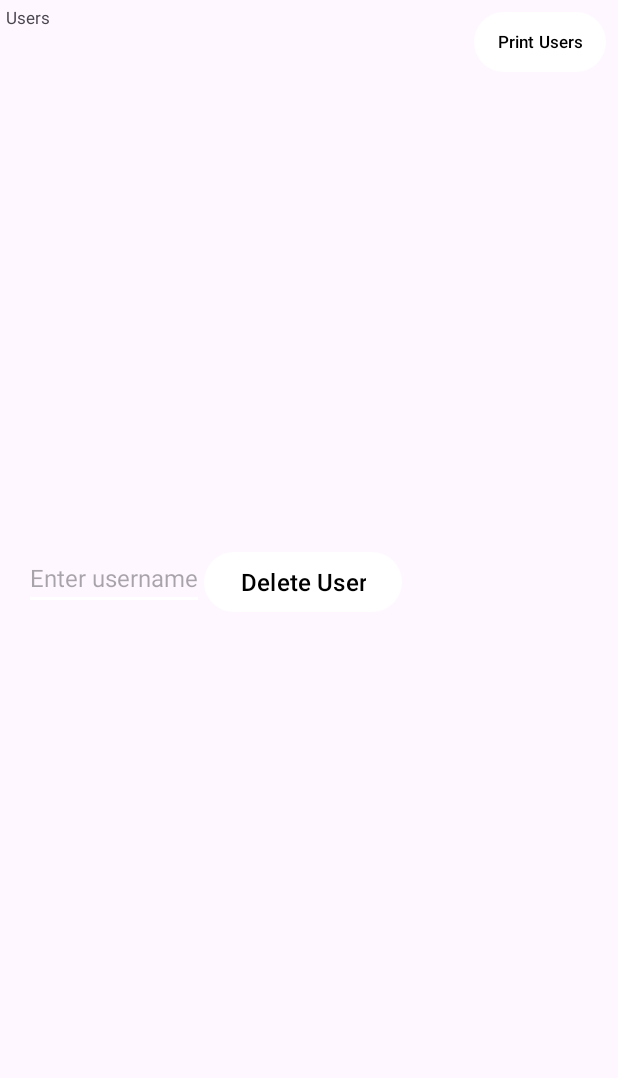
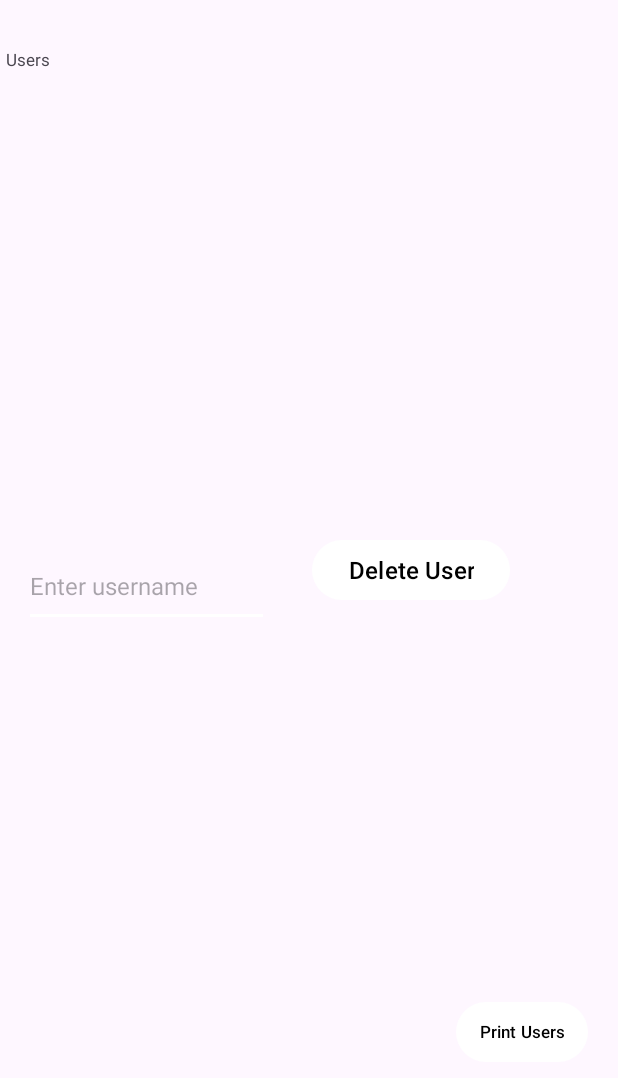
Before and after one commit to w-augustin/Signify, an Android app built with Jetpack Compose: the layout debug.xml on its own in the app's theme, with its tools: preview values and no code run, on a phone screen of 412 x 824 dp. Shown: the top 1078 px of the screen. Run offline under Robolectric (Android 15) with nearby library versions, the phone set to English and light mode, and no system bars.

Commit message:
debug page functions, SM

```diff
--- a/app/src/main/AndroidManifest.xml
+++ b/app/src/main/AndroidManifest.xml
@@ -20,6 +20,7 @@
         android:supportsRtl="true"
         android:theme="@style/Theme.SignifyBasic"
         tools:targetApi="31">
+        <activity android:name=".debug.DebugActivity"/>
         <activity
             android:name=".selecting_game"
             android:exported="false" />
@@ -52,12 +53,14 @@
         <activity
             android:name=".features.auth.MainActivity"
             android:exported="true">
+
             <intent-filter>
                 <action android:name="android.intent.action.MAIN" />
 
                 <category android:name="android.intent.category.LAUNCHER" />
             </intent-filter>
         </activity>
+
     </application>
 
 </manifest>
--- a/app/src/main/java/com/example/signifybasic/database/DBHelper.kt
+++ b/app/src/main/java/com/example/signifybasic/database/DBHelper.kt
@@ -14,7 +14,7 @@ class DBHelper(context: Context) : SQLiteOpenHelper(context, DATABASE_NAME, null
 
     companion object {
         private const val DATABASE_NAME = "SignifyDB"
-        private const val DATABASE_VERSION = 4  // Incremented to account for new tables
+        private const val DATABASE_VERSION = 1  // Incremented to account for new tables
 
         // User Images Table
         private const val TABLE_USER_IMAGES = "userImages"
--- a/app/src/main/java/com/example/signifybasic/debug/DebugActivity.kt
+++ b/app/src/main/java/com/example/signifybasic/debug/DebugActivity.kt
@@ -22,6 +22,7 @@ class DebugActivity : AppCompatActivity() {
         setContentView(R.layout.debug)
 
         dbHelper = DBHelper(this)
+
         printUsersButton = findViewById(R.id.print_users_button)
         deleteUserButton = findViewById(R.id.delete_user_button)
         usernameInput = findViewById(R.id.username_input)
--- a/app/src/main/java/com/example/signifybasic/features/auth/MainActivity.kt
+++ b/app/src/main/java/com/example/signifybasic/features/auth/MainActivity.kt
@@ -11,7 +11,9 @@ import androidx.core.view.ViewCompat
 import androidx.core.view.WindowInsetsCompat
 import com.example.signifybasic.R
 import com.example.signifybasic.database.DBHelper
+import com.example.signifybasic.debug.DebugActivity
 import com.example.signifybasic.features.tabs.HomePage
+
 
 class MainActivity : AppCompatActivity() {
     // landing page (where you start when you launch the app)
@@ -35,9 +37,9 @@ class MainActivity : AppCompatActivity() {
         }
 
         val dbHelper = DBHelper(this)
+
         // Check if the admin user already exists before inserting
         val adminUsername = "admin"
-
         if (!dbHelper.usernameExists(adminUsername)) {
             dbHelper.addUser(adminUsername, "admin", "admin@admin.com")
         }
@@ -48,6 +50,10 @@ class MainActivity : AppCompatActivity() {
         startBtn = findViewById(R.id.start_btn)
         guestBtn = findViewById(R.id.guest_btn)
         debugBtn = findViewById(R.id.debug_button)
+
+        debugBtn.setOnClickListener{
+            startActivity(Intent(this, DebugActivity::class.java))
+        }
 
 
         // login button should route to the WelcomeCenter
--- a/app/src/main/res/layout/debug.xml
+++ b/app/src/main/res/layout/debug.xml
@@ -10,8 +10,8 @@
         android:layout_width="wrap_content"
 
         android:layout_height="wrap_content"
-        android:layout_marginStart="316dp"
-        android:layout_marginTop="4dp"
+        android:layout_marginStart="304dp"
+        android:layout_marginTop="664dp"
         android:padding="0dp"
         android:text="Print Users"
         android:textColor="@android:color/black"
@@ -21,10 +21,10 @@
 
     <TextView
         android:id="@+id/debugTextView"
-        android:layout_width="215dp"
-        android:layout_height="263dp"
+        android:layout_width="399dp"
+        android:layout_height="262dp"
         android:layout_marginStart="4dp"
-        android:layout_marginTop="4dp"
+        android:layout_marginTop="32dp"
         android:text="Users"
         android:textSize="11sp"
         app:layout_constraintStart_toStartOf="parent"
@@ -32,11 +32,12 @@
 
     <EditText
         android:id="@+id/username_input"
-        android:layout_width="0dp"
-        android:layout_height="wrap_content"
+        android:layout_width="163dp"
+        android:layout_height="54dp"
         android:layout_marginStart="16dp"
         android:layout_marginTop="364dp"
         android:hint="Enter username"
+        android:inputType="text"
         android:textSize="16sp"
         app:layout_constraintStart_toStartOf="parent"
         app:layout_constraintTop_toTopOf="parent" />
@@ -45,8 +46,8 @@
         android:id="@+id/delete_user_button"
         android:layout_width="wrap_content"
         android:layout_height="wrap_content"
-        android:layout_marginStart="136dp"
-        android:layout_marginTop="364dp"
+        android:layout_marginStart="208dp"
+        android:layout_marginTop="356dp"
         android:text="Delete User"
         android:textColor="@android:color/black"
         android:textSize="16sp"
```
